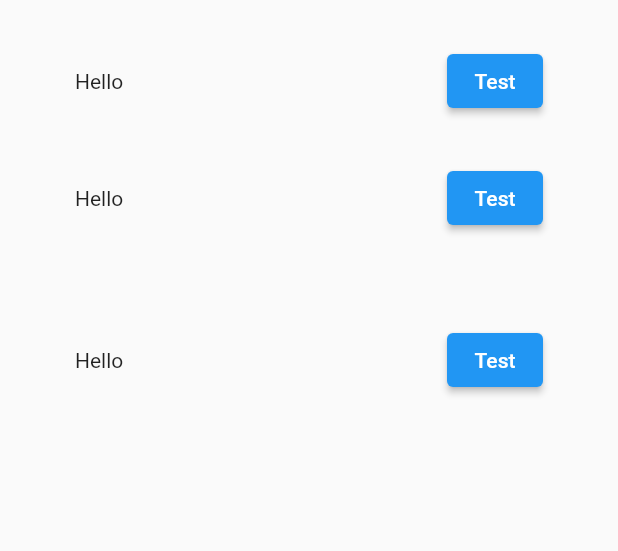
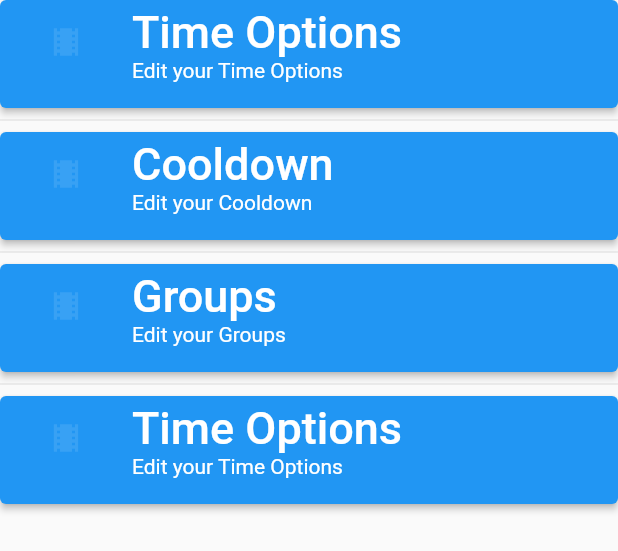
Before and after one commit to Pwnion/Timeout, a Flutter app: the Settings widget shown alone on an empty page, opened directly, on a phone screen of 412 x 824 dp. Shown: the top 551 px of the screen. Run offline on Flutter 3.47's test engine with Material 2 defaults, Android fonts, the phone set to English and light mode, and no system bars; missing offline and left inert: flutter_overlay_window, installed_apps.

Commit message:
Finished settings

```diff
--- a/lib/main.dart
+++ b/lib/main.dart
@@ -1,5 +1,6 @@
 import 'package:flutter/material.dart';
 import 'package:flutter_overlay_window/flutter_overlay_window.dart';
+import 'package:timeout/settings.dart';
 import 'dart:io';
 
 import 'home.dart';
--- a/lib/settings.dart
+++ b/lib/settings.dart
@@ -10,57 +10,50 @@ class Settings extends StatefulWidget {
 class _SettingsState extends State<Settings> {
   @override
   Widget build(BuildContext context) {
-    return Column(
-        children: <Widget>[
-      Padding(
-        padding: const EdgeInsets.only(
-            left: 50,
-            right: 50,
-            top : 30
-        ),
-          child: Row(
-              mainAxisAlignment: MainAxisAlignment.spaceBetween,
+    return ListView(
       children: [
-                Text('Hello'),
         ElevatedButton(
         onPressed: () {},
-                    child: Text('Test'))
-              ]
+          child: _tile('Time Options', 'Edit your Time Options', Icons.theaters),
         ),
-      ),
-
-      Padding(
-        padding: const EdgeInsets.symmetric(
-          horizontal: 50,
-          vertical: 30
-        ),
-        child: Row(
-            mainAxisAlignment: MainAxisAlignment.spaceBetween,
-            children: [
-              Text('Hello'),
+        const Divider(),
         ElevatedButton(
         onPressed: () {},
-                  child: Text('Test'))
-            ]
+        child: _tile('Cooldown', 'Edit your Cooldown', Icons.theaters),
         ),
-      ),
-      Padding(
-        padding: const EdgeInsets.symmetric(
-          horizontal: 50,
-          vertical: 30
-        ),
-        child: Row(
-            mainAxisAlignment: MainAxisAlignment.spaceBetween,
-            children: [
-              Text('Hello'),
+        const Divider(),
         ElevatedButton(
           onPressed: () {},
-                  child: Text('Test'))
-            ]
+          child: _tile('Groups', 'Edit your Groups', Icons.theaters),
+
         ),
+        const Divider(),
+        ElevatedButton(
+          onPressed: () {},
+          child: _tile('Time Options', 'Edit your Time Options', Icons.theaters),
+
+        )
+      ],
+    );
+  }
+
+  ListTile _tile(String title, String subtitle, IconData icon) {
+    return ListTile(
+      title: Text(title,
+          style: const TextStyle(
+            fontWeight: FontWeight.w500,
+            fontSize: 30,
+            color: Colors.white
+          )),
+      subtitle: Text(subtitle,
+            style: const TextStyle(
+                color: Colors.white
+            )
       ),
-
-        ]
+      leading: Icon(
+        icon,
+        color: Colors.white10,
+      ),
     );
   }
 }
```
Lines whose indentation alone changed are shown as unchanged.
